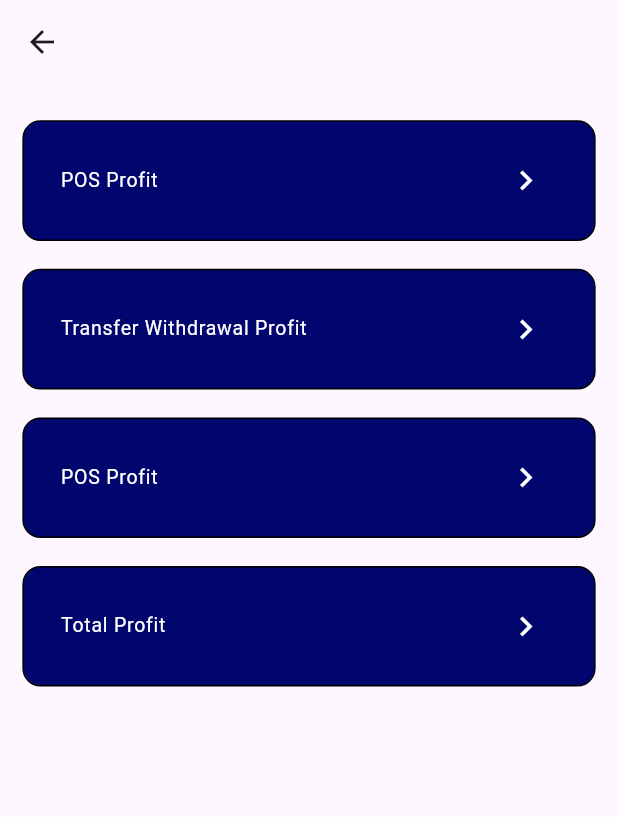
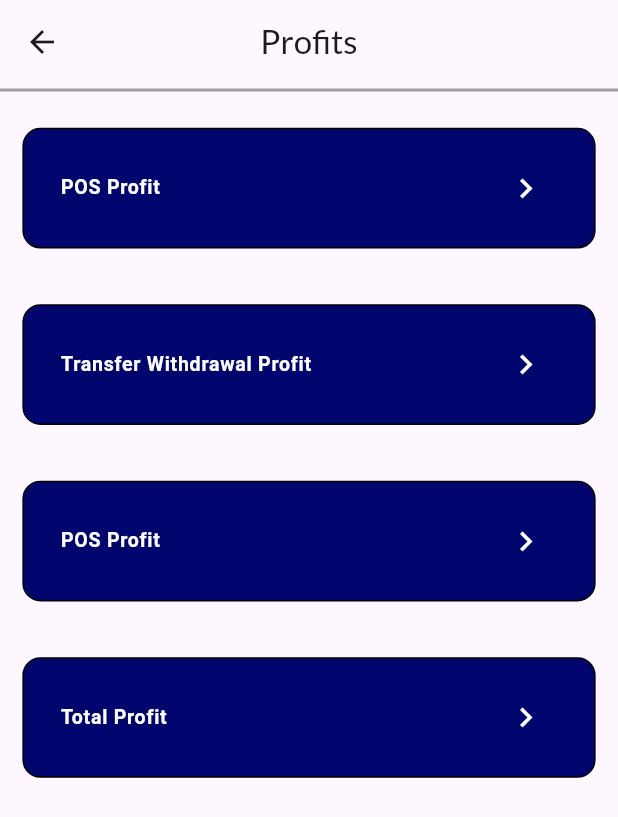
Before and after one commit to Dejito/eod-reconciliation_, a Flutter app: the ProfitHomepage screen opened directly, on a phone screen of 412 x 824 dp. Shown: the top 817 px of the screen. Run offline on Flutter 3.47's test engine with Material 3 defaults, Android fonts, the phone set to English and light mode, and no system bars; our stand-ins replace flutter_easyloading, flutter_screenutil, google_fonts, sqflite; accounts and stored records are empty; Roboto replaces fonts that are missing (Mitr).

```diff
--- a/lib/screens/dashboard/dashboard_widgets.dart
+++ b/lib/screens/dashboard/dashboard_widgets.dart
@@ -169,6 +169,7 @@ Widget transactionTypeButton(
         title: titleText(
           title,
           fontSize: 15.sp,
+          fontWeight: FontWeight.bold,
           color: isProfitScreen ? Colors.white : Colors.black
         ),
         trailing: Icon(
--- a/lib/screens/total_profit/profit_homepage.dart
+++ b/lib/screens/total_profit/profit_homepage.dart
@@ -10,7 +10,18 @@ class ProfitHomepage extends StatelessWidget {
   @override
   Widget build(BuildContext context) {
     return Scaffold(
-      appBar: AppBar(),
+      appBar: AppBar(
+        centerTitle: true,
+        title: const Text('Profits'),
+        bottom: PreferredSize(
+          preferredSize: const Size.fromHeight(5.0),
+          // Define the preferred size
+          child: Container(
+            color: Colors.grey,
+            height: 2,
+          ),
+        ),
+      ),
       body: Container(
         margin: EdgeInsets.all(16.h),
         child: SingleChildScrollView(
@@ -21,15 +32,24 @@ class ProfitHomepage extends StatelessWidget {
                 isProfitScreen: true,
                 onTap: () {},
               ),
+              SizedBox(
+                height: 20.h,
+              ),
               transactionTypeButton(
                 title: "Transfer Withdrawal Profit",
                 isProfitScreen: true,
                 onTap: () {},
               ),
+              SizedBox(
+                height: 20.h,
+              ),
               transactionTypeButton(
                 title: "POS Profit",
                 isProfitScreen: true,
                 onTap: () {},
+              ),
+              SizedBox(
+                height: 20.h,
               ),
               transactionTypeButton(
                 title: "Total Profit",
```
